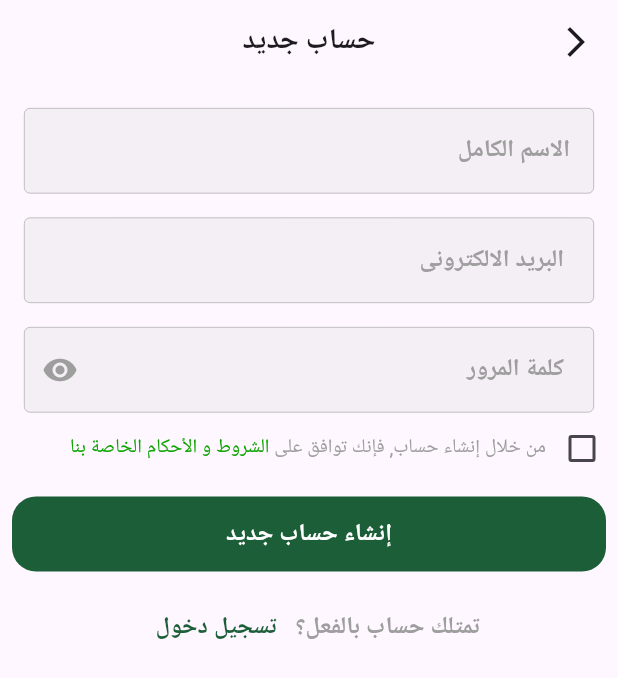
After one commit to AyaAhmed29/Commerce-App, a Flutter app: the screen it shows after launch, after a tap on "تخطى", after a tap on "قم بإنشاء حساب", on a phone screen of 412 x 824 dp. The commit adds this screen. Shown: the top 678 px of the screen. Run offline on Flutter 3.47's test engine with Material 3 defaults, Android fonts, the phone set to English and light mode, and no system bars; our stand-ins replace flutter_svg, go_router, google_fonts, shared_preferences, smooth_page_indicator; Roboto replaces fonts that are missing (Cairo).

Commit message:
ui Sgin up/in View

```diff
--- a/lib/core/utlis/app_colors.dart
+++ b/lib/core/utlis/app_colors.dart
@@ -2,7 +2,7 @@ import 'package:flutter/material.dart';
 
 abstract class AppColors {
   static const Color darkGreen = Color(0xff1B5E37);
-  static const Color lightGreen =  Color(0xffADDBAA);
-    static const Color orange = Colors.orange;
-
+  static const Color lightGreen = Color.fromARGB(255, 13, 164, 2);
+  static const Color orange = Colors.orange;
+  static const Color grey = Colors.grey;
 }
--- a/lib/core/utlis/app_router.dart
+++ b/lib/core/utlis/app_router.dart
@@ -1,11 +1,17 @@
-import 'package:commerce_app/feature/Sign_up/presentation/view/sign_up.dart';
+import 'package:commerce_app/feature/Sign_up/presentation/view/forgot_password_view.dart';
+import 'package:commerce_app/feature/Sign_up/presentation/view/sign_in_view.dart';
+import 'package:commerce_app/feature/Sign_up/presentation/view/sign_up_view.dart';
+import 'package:commerce_app/feature/Sign_up/presentation/view/verify_code_view.dart';
 import 'package:commerce_app/feature/onboarding/presentation/view/on_boarding_view.dart';
 import 'package:commerce_app/feature/splash/presentation/view/splash_view.dart';
 import 'package:go_router/go_router.dart';
 
 abstract class AppRouter {
   static const onBoardingView = '/OnBoardingView';
-  static const signUp = '/SignUp';
+  static const signInView = '/SignInView';
+  static const signUpView = '/SignUpView';
+  static const forgotPasswordView = '/ForgotPasswordView';
+  static const verifyCodeView = '/VerifyCodeView';
   static final router = GoRouter(routes: [
     GoRoute(
       path: '/',
@@ -15,9 +21,21 @@ abstract class AppRouter {
       path: onBoardingView,
       builder: (context, state) => const OnBoardingView(),
     ),
-     GoRoute(
-      path: signUp,
-      builder: (context, state) => const SignUp(),
+    GoRoute(
+      path: signInView,
+      builder: (context, state) => const SignInView(),
+    ),
+    GoRoute(
+      path: signUpView,
+      builder: (context, state) => const SignUpView(),
+    ),
+    GoRoute(
+      path: forgotPasswordView,
+      builder: (context, state) => const ForgotPasswordView(),
+    ),
+    GoRoute(
+      path: verifyCodeView,
+      builder: (context, state) => const VerifyCodeView(),
     ),
   ]);
 }
--- /dev/null
+++ b/lib/core/widget/custom_button.dart
@@ -0,0 +1,31 @@
+import 'package:commerce_app/core/utlis/app_colors.dart';
+import 'package:commerce_app/core/utlis/fonts.dart';
+import 'package:flutter/material.dart';
+
+class CustomButton extends StatelessWidget {
+  const CustomButton({super.key, required this.ontap, required this.text});
+
+  final void Function() ontap;
+  final String text;
+  @override
+  Widget build(BuildContext context) {
+    return Padding(
+      padding: const EdgeInsets.all(8.0),
+      child: SizedBox(
+        height: 50,
+        width: MediaQuery.of(context).size.width * 1,
+        child: TextButton(
+          style: TextButton.styleFrom(
+            shape: RoundedRectangleBorder(
+              borderRadius: BorderRadius.circular(16),
+            ),
+            foregroundColor: Colors.white,
+            backgroundColor: AppColors.darkGreen,
+          ),
+          onPressed: ontap,
+          child: Text(text, style: AppStyle.bold16),
+        ),
+      ),
+    );
+  }
+}
--- /dev/null
+++ b/lib/feature/Sign_up/presentation/view/sign_in_view.dart
@@ -0,0 +1,123 @@
+import 'package:commerce_app/core/utlis/app_colors.dart';
+import 'package:commerce_app/core/utlis/app_router.dart';
+import 'package:commerce_app/core/utlis/assets.dart';
+import 'package:commerce_app/core/utlis/fonts.dart';
+import 'package:commerce_app/core/widget/custom_button.dart';
+import 'package:commerce_app/feature/Sign_up/presentation/widged/or_widged.dart';
+import 'package:commerce_app/feature/Sign_up/presentation/widged/sign_with.dart';
+import 'package:flutter/material.dart';
+import 'package:go_router/go_router.dart';
+
+class SignInView extends StatelessWidget {
+  const SignInView({super.key});
+
+  @override
+  Widget build(BuildContext context) {
+    return Scaffold(
+      appBar: AppBar(
+        leading: IconButton(
+          onPressed: () {
+            GoRouter.of(context).pop(AppRouter.router);
+          },
+          icon: const Icon(Icons.arrow_back_ios_new),
+        ),
+        centerTitle: true,
+        title: const Text('تسجيل الدخول', style: AppStyle.bold19,),
+      ),
+      body: SingleChildScrollView(
+        child: Column(
+          crossAxisAlignment: CrossAxisAlignment.end,
+          children: [
+            const CustomTextFilgd(
+              text: ' البريد الالكترونى',
+              textInputType: TextInputType.emailAddress,
+            ),
+            const CustomTextFilgd(
+              text: ' كلمة المرور',
+              icon: Icon(Icons.visibility),
+              textInputType: TextInputType.visiblePassword,
+            ),
+            TextButton(
+                onPressed: () {
+                  GoRouter.of(context).push(AppRouter.forgotPasswordView);
+                },
+                child: Text(
+                  'نسيت كلمة المرور؟',
+                  style:
+                      AppStyle.semiBold13.copyWith(color: AppColors.lightGreen),
+                )),
+            CustomButton(ontap: () {}, text: 'تسجيل دخول'),
+            const SizedBox(height: 16),
+            Row(
+              mainAxisAlignment: MainAxisAlignment.center,
+              children: [
+                Text(
+                  'لا تمتلك حساب؟',
+                  style: AppStyle.semiBold16.copyWith(color: AppColors.grey),
+                ),
+
+                TextButton(
+                    onPressed: () {
+                      GoRouter.of(context).push(AppRouter.signUpView);
+                    },
+                    child: Text(
+                      ' قم بإنشاء حساب',
+                      style: AppStyle.semiBold16
+                          .copyWith(color: AppColors.darkGreen),
+                    )),
+              ],
+            ),
+            const SizedBox(height: 30),
+            const OrWidged(),
+            const SignWith(
+              text: 'تسجيل بواسطه جوجل',
+              imageIcon: Assets.imagesGoogleIcon,
+            ),
+            const SignWith(
+              text: 'تسجيل بواسطه أبل',
+              imageIcon: Assets.imagesApplIcon,
+            ),
+            const SignWith(
+              text: 'تسجيل بواسطه فيسبوك',
+              imageIcon: Assets.imagesFacebookIcon,
+            ),
+          ],
+        ),
+      ),
+    );
+  }
+}
+
+class CustomTextFilgd extends StatelessWidget {
+  const CustomTextFilgd({
+    super.key,
+    required this.text,
+    this.icon,
+    required this.textInputType,
+  });
+  final String text;
+  final Icon? icon;
+  final TextInputType textInputType;
+  @override
+  Widget build(BuildContext context) {
+    return Padding(
+        padding: const EdgeInsets.fromLTRB(16, 16, 16, 0),
+        child: TextFormField(
+          keyboardType: textInputType,
+          decoration: InputDecoration(
+            filled: true,
+            fillColor: AppColors.grey.withOpacity(.1),
+            suffixIcon: icon,
+            suffixIconColor: AppColors.grey,
+            hintText: text,
+            hintStyle: AppStyle.bold16.copyWith(color: AppColors.grey),
+            enabledBorder: const OutlineInputBorder(
+              borderSide: BorderSide(color: AppColors.grey, width: .4),
+            ),
+            focusedBorder: const OutlineInputBorder(
+              borderSide: BorderSide(color: AppColors.grey, width: .4),
+            ),
+          ),
+        ));
+  }
+}
--- /dev/null
+++ b/lib/feature/Sign_up/presentation/view/sign_up_view.dart
@@ -0,0 +1,88 @@
+import 'package:commerce_app/core/utlis/app_colors.dart';
+import 'package:commerce_app/core/utlis/app_router.dart';
+import 'package:commerce_app/core/utlis/fonts.dart';
+import 'package:commerce_app/core/widget/custom_button.dart';
+import 'package:commerce_app/feature/Sign_up/presentation/view/sign_in_view.dart';
+import 'package:commerce_app/feature/Sign_up/presentation/widged/terms_conditions_text.dart';
+import 'package:flutter/material.dart';
+import 'package:go_router/go_router.dart';
+
+class SignUpView extends StatefulWidget {
+  const SignUpView({super.key});
+
+  @override
+  State<SignUpView> createState() => _SignUpViewState();
+}
+
+class _SignUpViewState extends State<SignUpView> {
+  bool isChecked = false;
+
+  @override
+  Widget build(BuildContext context) {
+    return Scaffold(
+      appBar: AppBar(
+        leading: IconButton(
+          onPressed: () {
+            GoRouter.of(context).pop(AppRouter.signInView);
+          },
+          icon: const Icon(Icons.arrow_back_ios_new),
+        ),
+        centerTitle: true,
+        title: const Text(
+          'حساب جديد',
+          style: AppStyle.bold19,
+        ),
+      ),
+      body: SingleChildScrollView(
+        child: Column(
+          crossAxisAlignment: CrossAxisAlignment.end,
+          children: [
+            const CustomTextFilgd(
+                text: 'الاسم الكامل', textInputType: TextInputType.name),
+            const CustomTextFilgd(
+                text: ' البريد الالكترونى',
+                textInputType: TextInputType.emailAddress),
+            const CustomTextFilgd(
+                text: ' كلمة المرور',
+                icon: Icon(Icons.visibility),
+                textInputType: TextInputType.visiblePassword),
+            Row(
+              children: [
+                Checkbox(
+                    activeColor: AppColors.darkGreen,
+                    value: false,
+                    onChanged: (value) {
+                      isChecked = true;
+                      setState(() {});
+                    }),
+                const TermsConditionsText()
+              ],
+            ),
+            CustomButton(ontap: () {}, text: 'إنشاء حساب جديد'),
+            const SizedBox(height: 5),
+            Row(
+              mainAxisAlignment: MainAxisAlignment.center,
+              children: [
+                Text(
+                  'تمتلك حساب بالفعل؟',
+                  style: AppStyle.semiBold16.copyWith(color: AppColors.grey),
+                ),
+                TextButton(
+                  onPressed: () {
+                    GoRouter.of(context).pop(AppRouter.signInView);
+                  },
+                  child: Text(
+                    'تسجيل دخول',
+                    style: AppStyle.semiBold16
+                        .copyWith(color: AppColors.darkGreen),
+                  ),
+                ),
+              ],
+            ),
+            const SizedBox(height: 25),
+          ],
+        ),
+      ),
+    );
+  }
+}
--- /dev/null
+++ b/lib/feature/Sign_up/presentation/widged/or_widged.dart
@@ -0,0 +1,26 @@
+import 'package:commerce_app/core/utlis/fonts.dart';
+import 'package:flutter/material.dart';
+
+class OrWidged extends StatelessWidget {
+  const OrWidged({ super.key });
+
+  @override
+  Widget build(BuildContext context) {
+    return           const Row(
+            children: [
+              Expanded(
+                child: Divider(),
+              ),
+              SizedBox(width: 18),
+              Text(
+                'أو',
+                style: AppStyle.regular16,
+              ),
+              SizedBox(width: 18),
+              Expanded(
+                child: Divider(),
+              ),
+            ],
+          );
+  }
+}
--- /dev/null
+++ b/lib/feature/Sign_up/presentation/widged/sign_with.dart
@@ -0,0 +1,37 @@
+import 'package:commerce_app/core/utlis/app_colors.dart';
+import 'package:commerce_app/core/utlis/fonts.dart';
+import 'package:flutter/material.dart';
+import 'package:flutter_svg/svg.dart';
+
+class SignWith extends StatelessWidget {
+  const SignWith({super.key, required this.text, required this.imageIcon});
+  final String text;
+  final String imageIcon;
+  @override
+  Widget build(BuildContext context) {
+    return Container(
+      margin: const EdgeInsets.fromLTRB(16, 16, 16, 0),
+      height: 50,
+      width: MediaQuery.sizeOf(context).width,
+      decoration: BoxDecoration(
+        border: Border.all(color: AppColors.grey, width: .4),
+        borderRadius: BorderRadius.circular(14),
+      ),
+      child: Row(
+        children: [
+          const SizedBox(width: 16),
+          SvgPicture.asset(
+            imageIcon,
+            height: 20,
+            width: 20,
+          ),
+          const SizedBox(width: 50),
+          Text(
+            text,
+            style: AppStyle.semiBold16,
+          ),
+        ],
+      ),
+    );
+  }
+}
--- /dev/null
+++ b/lib/feature/Sign_up/presentation/widged/terms_conditions_text.dart
@@ -0,0 +1,28 @@
+
+import 'package:commerce_app/core/utlis/app_colors.dart';
+import 'package:commerce_app/core/utlis/fonts.dart';
+import 'package:flutter/material.dart';
+
+class TermsConditionsText extends StatelessWidget {
+  const TermsConditionsText({super.key});
+
+  @override
+  Widget build(BuildContext context) {
+    return Expanded(
+      child: Text.rich(
+        TextSpan(
+          children: [
+            TextSpan(
+              text: 'من خلال إنشاء حساب, فإنك توافق على ',
+              style: AppStyle.regular13.copyWith(color: AppColors.grey),
+            ),
+            TextSpan(
+              text: 'الشروط و الأحكام الخاصة بنا',
+              style: AppStyle.regular13.copyWith(color: AppColors.lightGreen),
+            )
+          ],
+        ),
+      ),
+    );
+  }
+}
--- a/lib/feature/onboarding/presentation/Widget/custom_page.dart
+++ b/lib/feature/onboarding/presentation/Widget/custom_page.dart
@@ -1,4 +1,5 @@
 import 'package:commerce_app/constant.dart';
+import 'package:commerce_app/core/utlis/app_colors.dart';
 import 'package:commerce_app/core/utlis/app_router.dart';
 import 'package:commerce_app/core/utlis/fonts.dart';
 import 'package:commerce_app/core/utlis/service/sharpref_singleton.dart';
@@ -37,12 +38,12 @@ class CustomPage extends StatelessWidget {
                 child: TextButton(
                     onPressed: () {
                       SharprefSingleton.setBool(konboardSeen, true);
-                      GoRouter.of(context).go(AppRouter.signUp);
+                      GoRouter.of(context).go(AppRouter.signInView);
                     },
                     child: Text(
                       'تخطى',
                       style:
-                          AppStyle.regular16.copyWith(color: Colors.blueGrey),
+                          AppStyle.regular16.copyWith(color: AppColors.grey),
                     )),
               ),
             ),
--- a/lib/feature/onboarding/presentation/view/on_boarding_view.dart
+++ b/lib/feature/onboarding/presentation/view/on_boarding_view.dart
@@ -100,7 +100,7 @@ class _OnBoardingViewState extends State<OnBoardingView> {
                 ),
                 onPressed: () {
                   SharprefSingleton.setBool(konboardSeen, true);
-                  GoRouter.of(context).go(AppRouter.signUp);
+                  GoRouter.of(context).go(AppRouter.signInView);
                 },
                 child: const Text('ابدأ الان',
                     style: TextStyle(color: Colors.white)),
--- a/lib/feature/splash/presentation/view/splash_view.dart
+++ b/lib/feature/splash/presentation/view/splash_view.dart
@@ -20,7 +20,7 @@ class _SplashViewState extends State<SplashView> {
 
     Future.delayed(const Duration(seconds: 3), () {
       if (SharprefSingleton.getbool(konboardSeen)) {
-        GoRouter.of(context).go(AppRouter.signUp);
+        GoRouter.of(context).go(AppRouter.signInView);
       } else {
         GoRouter.of(context).go(AppRouter.onBoardingView);
       }
--- a/pubspec.yaml
+++ b/pubspec.yaml
@@ -29,6 +29,7 @@ environment:
 # versions available, run `flutter pub outdated`.
 dependencies:
   cupertino_icons: ^1.0.8
+  firebase_core: ^3.11.0
   flutter:
     sdk: flutter
   flutter_localizations:
```
Also changed, not shown: lib/core/utlis/assets.dart (+12 -0 lines), lib/feature/Sign_up/presentation/view/forgot_password_view.dart (added, +49 -0 lines), lib/feature/Sign_up/presentation/view/new_password.dart (added, +54 -0 lines), lib/feature/Sign_up/presentation/view/sign_up.dart (deleted, +0 -10 lines), lib/feature/Sign_up/presentation/view/verify_code_view.dart (added, +57 -0 lines), assets/images/appl_icon.svg (added), assets/images/facebook_icon.svg (added), assets/images/google_icon.svg (added), pubspec.lock, 3 other files.
